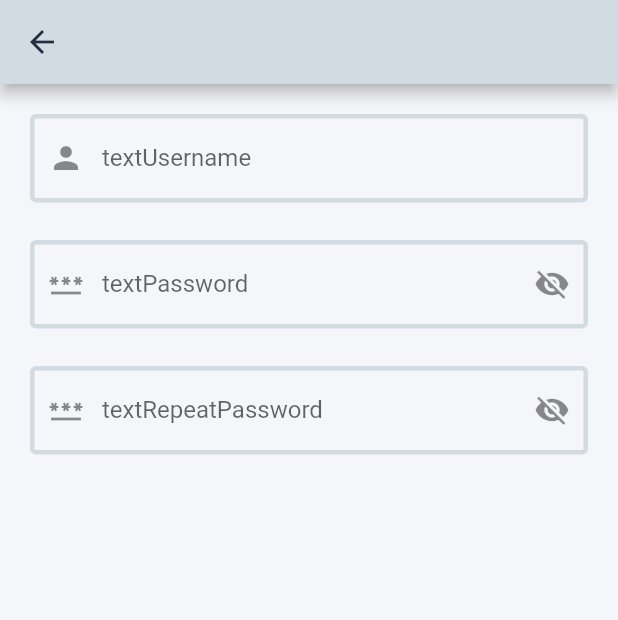
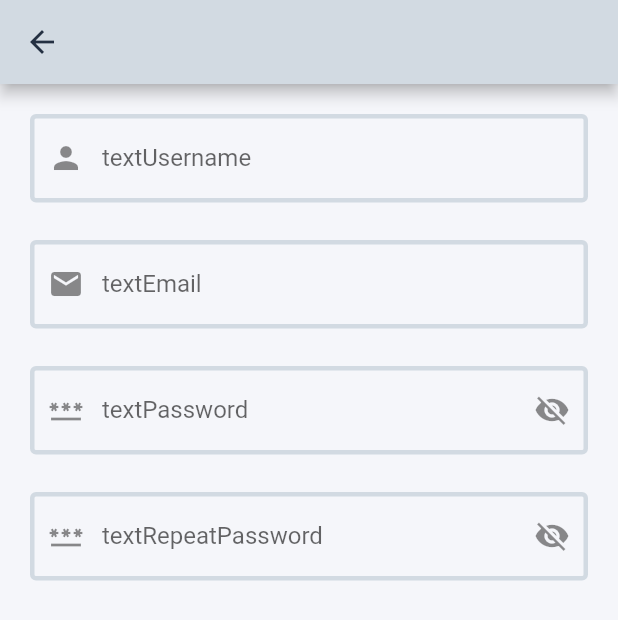
Before and after one commit to Alvaro-Final-Proyect/App, a Flutter app: the CreateUserScreen screen opened by its route, on a phone screen of 412 x 824 dp. Shown: the top 620 px of the screen. Run offline on Flutter 3.47's test engine with Material 2 defaults, Android fonts, the phone set to English and light mode, and no system bars; our stand-ins replace auto_size_text, carousel_slider, dio, easy_splash_screen, file_picker, fluttertoast and 7 more; missing offline and left inert: gender_picker, graphic, icon_badge; accounts and stored records are empty; generated files the repository leaves out were written again; network calls fail.

Commit message:
- email_input_validation.dart

```diff
--- a/lib/screens/create_user_screen/create_user_body.dart
+++ b/lib/screens/create_user_screen/create_user_body.dart
@@ -23,6 +23,16 @@ class CreateUserBody extends StatelessWidget {
                   values: {'usernames': _createUserController.usernames});
             },
             label: 'textUsername'.tr,
+          ),
+          Input(
+            controller: _createUserController.emailInputController,
+            prefixIcon: const Icon(Icons.email),
+            padding: const EdgeInsets.fromLTRB(20, 20, 20, 5),
+            onChanged: (value) {
+              _createUserController.emailInputController.onChanged(value);
+              _createUserController.emailInputController.validate();
+            },
+            label: 'textEmail'.tr,
           ),
           Obx(() {
             return Input(
--- a/lib/screens/create_user_screen/create_user_controller.dart
+++ b/lib/screens/create_user_screen/create_user_controller.dart
@@ -4,11 +4,12 @@ import 'package:get/get.dart';
 import 'package:padel/domain/get_all_usernames_use_case.dart';
 import 'package:padel/util/input_validations/password_input_controller.dart';
 import 'package:padel/util/input_validations/username_input_controller.dart';
-
+import '../../util/input_validations/email_input_validation.dart';
 import '../../util/input_validations/repeat_password_input_controller.dart';
 
 class CreateUserController extends GetxController {
   final usernameInputController = UsernameInputController();
+  final emailInputController = EmailInputController();
   final passwordInputController = PasswordInputController();
   final repeatPasswordController = RepeatPasswordInputController();
 
--- /dev/null
+++ b/lib/util/input_validations/email_input_validation.dart
@@ -0,0 +1,15 @@
+import 'package:get/get.dart';
+import 'package:padel/util/input_validations/text_input_controller.dart';
+
+class EmailInputController extends TextInputController {
+  @override
+  bool validate({Map<String, dynamic>? values}) {
+    if(!text.isEmail){
+      error = 'Format: example@example.es';
+      return false;
+    }
+
+    error = null;
+    return true;
+  }
+}
```
